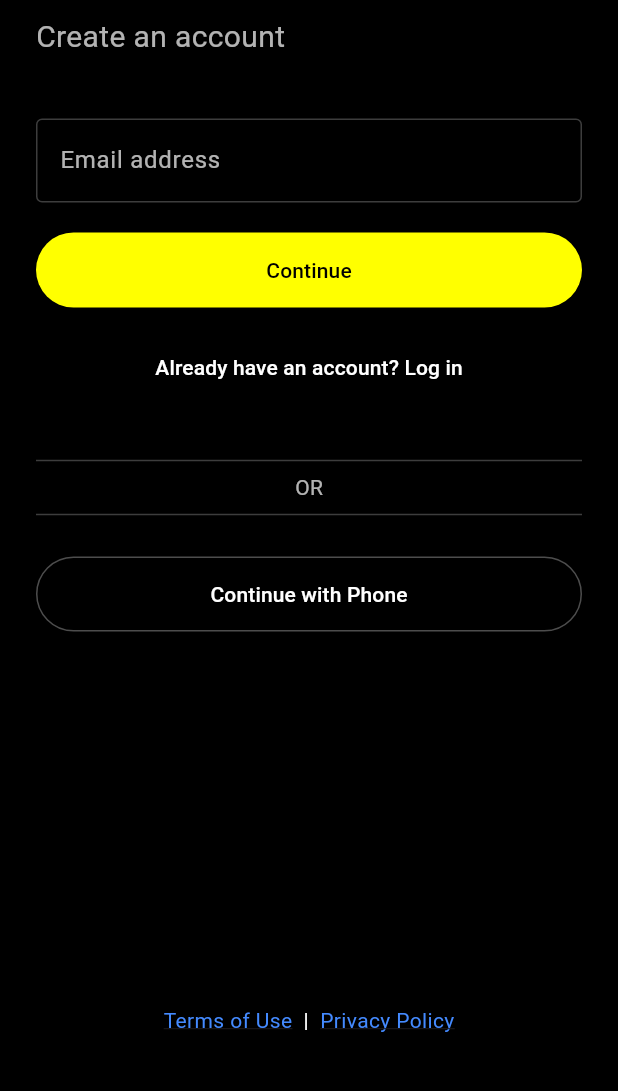
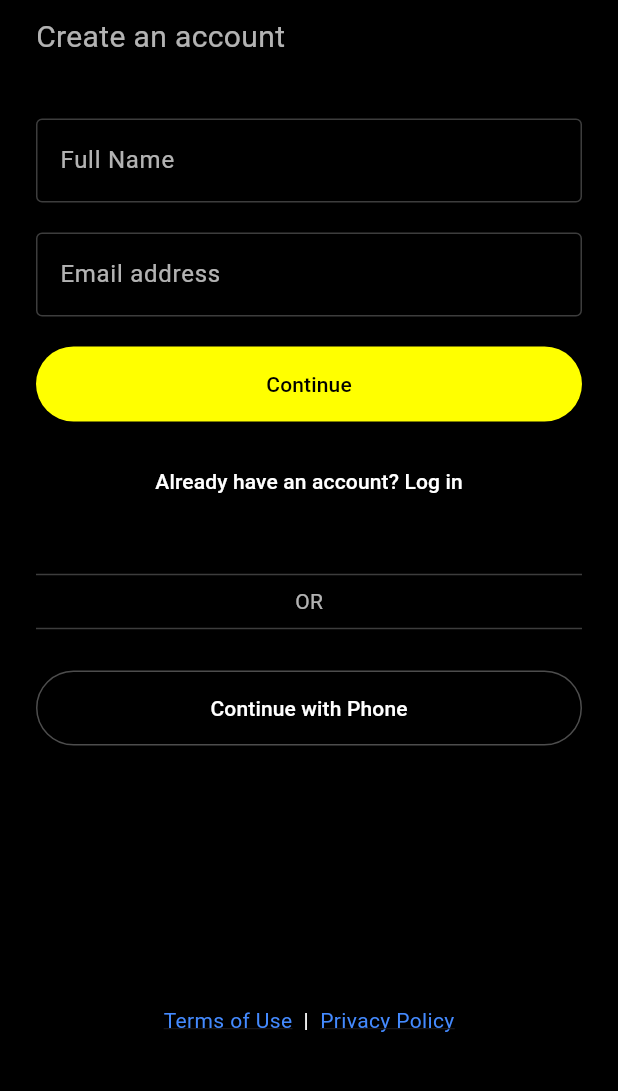
Before and after one commit to RugumayoA/RECLAIM_SPACE, a Flutter app: the SignupEmailScreen screen opened directly, on a phone screen of 412 x 824 dp, the part 141-1232 px from its top. Run offline on Flutter 3.47's test engine with Material 3 defaults, Android fonts, the phone set to English and light mode, and no system bars; our stand-ins replace animated_text_kit, cloud_firestore, firebase_auth, firebase_core, google_sign_in, image_picker and 2 more; accounts and stored records are empty.

Commit message:
more changes with the signup screen

```diff
--- a/reclaim_space/lib/screens/signup_email_screen.dart
+++ b/reclaim_space/lib/screens/signup_email_screen.dart
@@ -11,9 +11,17 @@ class SignupEmailScreen extends StatefulWidget {
 
 class _SignupEmailScreenState extends State<SignupEmailScreen> {
   final TextEditingController _emailController = TextEditingController();
+  final TextEditingController _nameController = TextEditingController();
 
   void _continue() {
     final email = _emailController.text.trim();
+    final name = _nameController.text.trim();
+    if (name.isEmpty) {
+      ScaffoldMessenger.of(context).showSnackBar(
+        const SnackBar(content: Text('Please enter your full name')),
+      );
+      return;
+    }
     if (email.isEmpty || !email.contains('@')) {
       ScaffoldMessenger.of(context).showSnackBar(
         const SnackBar(content: Text('Please enter a valid email address')),
@@ -23,7 +31,7 @@ class _SignupEmailScreenState extends State<SignupEmailScreen> {
 
     Navigator.push(
       context,
-      MaterialPageRoute(builder: (_) => SignupPasswordScreen(email: email)),
+      MaterialPageRoute(builder: (_) => SignupPasswordScreen(email: email, name: name)),
     );
   }
 
@@ -52,6 +60,21 @@ class _SignupEmailScreenState extends State<SignupEmailScreen> {
                 style: TextStyle(color: Colors.white70, fontSize: 20),
               ),
               const SizedBox(height: 40),
+              TextField(
+                controller: _nameController,
+                style: const TextStyle(color: Colors.white),
+                decoration: InputDecoration(
+                  labelText: 'Full Name',
+                  labelStyle: const TextStyle(color: Colors.white70),
+                  enabledBorder: OutlineInputBorder(
+                    borderSide: const BorderSide(color: Colors.white24),
+                  ),
+                  focusedBorder: OutlineInputBorder(
+                    borderSide: const BorderSide(color: Colors.yellowAccent),
+                  ),
+                ),
+              ),
+              const SizedBox(height: 20),
               TextField(
                 controller: _emailController,
                 style: const TextStyle(color: Colors.white),
--- a/reclaim_space/lib/screens/signup_password_screen.dart
+++ b/reclaim_space/lib/screens/signup_password_screen.dart
@@ -4,11 +4,13 @@ import 'package:firebase_auth/firebase_auth.dart';
 import 'home_screen.dart';
 class SignupPasswordScreen extends StatefulWidget {
   final String email;
+  final String name;
   final bool isPhone; // NEW
 
   const SignupPasswordScreen({
     super.key,
     required this.email,
+    required this.name,
     this.isPhone = false,
   });
 
@@ -22,7 +24,6 @@ class _SignupPasswordScreenState extends State<SignupPasswordScreen> {
   bool _loading = false;
 
   void _createAccount() async {
-    print('Signup button pressed');
     final p1 = _pass1.text.trim();
     final p2 = _pass2.text.trim();
 
@@ -47,23 +48,23 @@ class _SignupPasswordScreenState extends State<SignupPasswordScreen> {
       if (widget.isPhone) {
         user = FirebaseAuth.instance.currentUser;
         await user!.updatePassword(p1);
+        await user.updateDisplayName(widget.name);
       } else {
         final cred = await FirebaseAuth.instance.createUserWithEmailAndPassword(
           email: widget.email,
           password: p1,
         );
         user = cred.user;
+        await user?.updateDisplayName(widget.name);
       }
-
-      print('User created: ${user?.uid}');
+      await user?.reload();
 
       if (user != null) {
         // Save user in Firestore
-        print('Writing user to Firestore...');
         await FirebaseFirestore.instance.collection('users').doc(user.uid).set({
           'uid': user.uid,
           'email': widget.email,
-          'name': '', //asking for name later or in profile update screen
+          'name': widget.name,
           'photoUrl': '',
           'role': 'user',
           'isActive': true,
@@ -72,7 +73,6 @@ class _SignupPasswordScreenState extends State<SignupPasswordScreen> {
           'created_at': Timestamp.now(),
           'lastLogin': Timestamp.now(),
         });
-        print('User written to Firestore.');
 
         if (mounted) {
           // Go to home screen
@@ -84,14 +84,12 @@ class _SignupPasswordScreenState extends State<SignupPasswordScreen> {
         }
       }
     } on FirebaseAuthException catch (e) {
-      print('FirebaseAuthException: ${e.toString()}');
       if (mounted) {
         ScaffoldMessenger.of(context).showSnackBar(
           SnackBar(content: Text(e.message ?? 'Account creation failed')),
         );
       }
     } catch (e) {
-      print('Unexpected error: ${e.toString()}');
       if (mounted) {
         ScaffoldMessenger.of(context).showSnackBar(
           SnackBar(content: Text('Unexpected error: ${e.toString()}')),
@@ -106,7 +104,6 @@ class _SignupPasswordScreenState extends State<SignupPasswordScreen> {
 
   @override
   Widget build(BuildContext context) {
-    print('SignupPasswordScreen build called');
     return Scaffold(
       backgroundColor: Colors.black,
       body: SafeArea(
@@ -145,7 +142,6 @@ class _SignupPasswordScreenState extends State<SignupPasswordScreen> {
                 onPressed: _loading
                     ? null
                     : () {
-                        print('Button pressed');
                         _createAccount();
                       },
                 style: ElevatedButton.styleFrom(
--- a/reclaim_space/lib/services/image_upload_service.dart
+++ b/reclaim_space/lib/services/image_upload_service.dart
@@ -1,6 +1,5 @@
 import 'dart:convert';
 import 'dart:io' as io;
-import 'dart:typed_data';
 import 'package:flutter/foundation.dart';
 import 'package:http/http.dart' as http;
 import 'package:crypto/crypto.dart';
```
